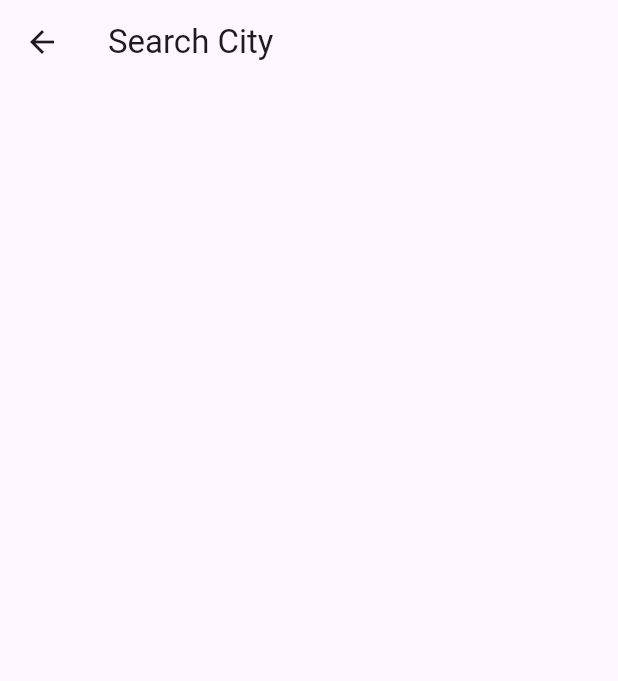
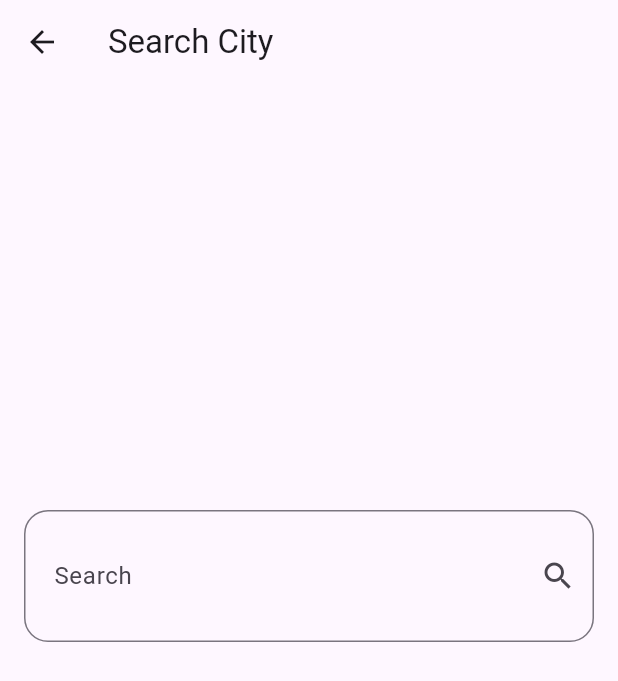
Before and after one commit to faresarar/weather_app, a Flutter app: the SearchScreen screen opened directly, on a phone screen of 412 x 824 dp. Shown: the top 681 px of the screen. Run offline on Flutter 3.47's test engine with Material 3 defaults, Android fonts, the phone set to English and light mode, and no system bars.

Commit message:
adding TextField

```diff
--- a/lib/screens/search_screen.dart
+++ b/lib/screens/search_screen.dart
@@ -5,9 +5,40 @@ class SearchScreen extends StatelessWidget {
 
   @override
   Widget build(BuildContext context) {
-    return  Scaffold(
+    return Scaffold(
       appBar: AppBar(
         title: const Text("Search City "),
+      ),
+      body: Padding(
+        padding: const EdgeInsets.symmetric(horizontal: 16),
+        child: Center(
+          child: SizedBox(
+            height: 200,
+            child: TextField(
+              decoration: InputDecoration(
+                contentPadding: const EdgeInsets.symmetric(
+                  vertical: 32,
+                  horizontal: 16,
+                ),
+                hintText: "Entre city name",
+                border: OutlineInputBorder(
+                  borderRadius: BorderRadius.circular(16),
+                  borderSide: const BorderSide(
+                    color: Colors.green,
+                  ),
+                ),
+                hintStyle: const TextStyle(),
+                suffixIcon: const Icon(Icons.search),
+                labelText: "Search",
+
+                ///icon: const Icon(Icons.telegram) /// to put icon before TextField
+                ///enabledBorder: const OutlineInputBorder(borderSide: BorderSide(color: Colors.green),),
+                ///focusedBorder: const OutlineInputBorder(),
+                ///enabled: false ,
+              ),
+            ),
+          ),
+        ),
       ),
     );
   }
```
